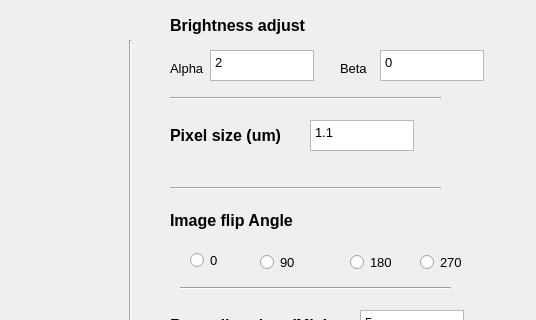
The window that Wormtracker.ui (qazx8855/C.elegans_tracker) describes before a commit, drawn with Qt 5; both pictures show x 640 to 1176 and y 0 to 320 of the 1176 by 852 pixel window.
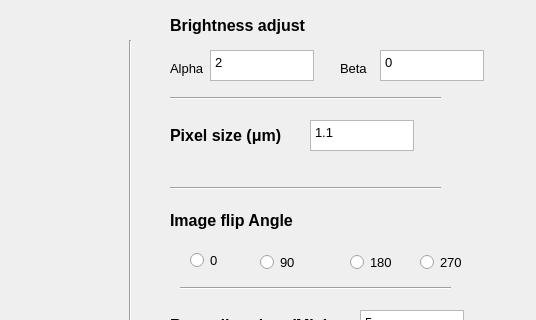
The same window after the commit.

Commit message: 取消brightness 取消多余的label

```diff
--- a/Wormtracker.ui
+++ b/Wormtracker.ui
@@ -832,7 +832,7 @@
     </font>
    </property>
    <property name="text">
-    <string>Pixel size (um)</string>
+    <string>Pixel size (μm)</string>
    </property>
   </widget>
   <widget class="Line" name="line_7">
```
